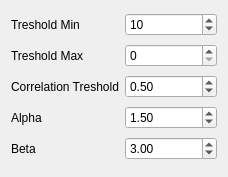
gofigure2/GoFigure2, file Code/GUI/lib/Resources/WatershedWidget.ui: the form before one commit.
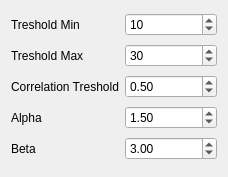
The form after the commit.

Diff of the .ui file:
```diff
--- a/Code/GUI/lib/Resources/WatershedWidget.ui
+++ b/Code/GUI/lib/Resources/WatershedWidget.ui
@@ -40,6 +40,9 @@
      <property name="minimum">
       <number>0</number>
      </property>
+     <property name="value">
+      <number>30</number>
+     </property>
     </widget>
    </item>
    <item row="2" column="0">
```
